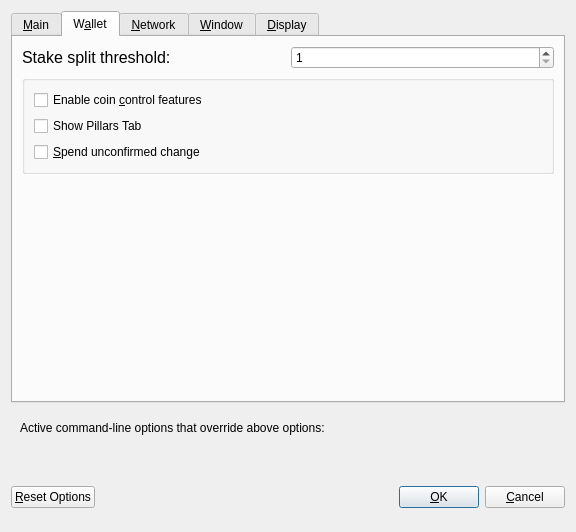
This is src/qt/forms/optionsdialog.ui in zenonnetwork/zenon as Qt 5 draws it before an edit. The edited form follows.
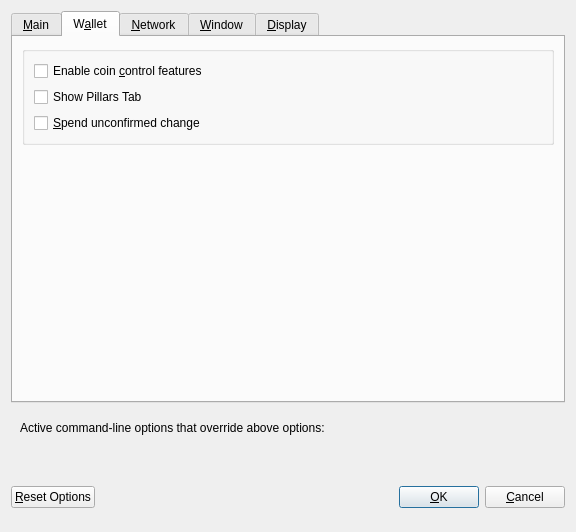
This is the edited form. Custom widgets are drawn as their Qt base class.

Diff of the .ui file:
```diff
--- a/src/qt/forms/optionsdialog.ui
+++ b/src/qt/forms/optionsdialog.ui
@@ -253,23 +253,6 @@
       <layout class="QVBoxLayout" name="verticalLayout_Wallet">
        <item>
         <layout class="QHBoxLayout" name="horizontalLayout_2_Wallet">
-         <item>
-          <widget class="QLabel" name="labelStakeSplitThresholdText">
-           <property name="text">
-            <string>&lt;html&gt;&lt;head/&gt;&lt;body&gt;&lt;p&gt;&lt;span style=&quot; font-size:12pt;&quot;&gt;Stake split threshold:&lt;/span&gt;&lt;/p&gt;&lt;/body&gt;&lt;/html&gt;</string>
-           </property>
-          </widget>
-         </item>
-         <item>
-          <widget class="QSpinBox" name="spinBoxStakeSplitThreshold">
-           <property name="minimum">
-            <number>1</number>
-           </property>
-           <property name="maximum">
-            <number>999999</number>
-           </property>
-          </widget>
-         </item>
         </layout>
        </item>
        <item>
```
